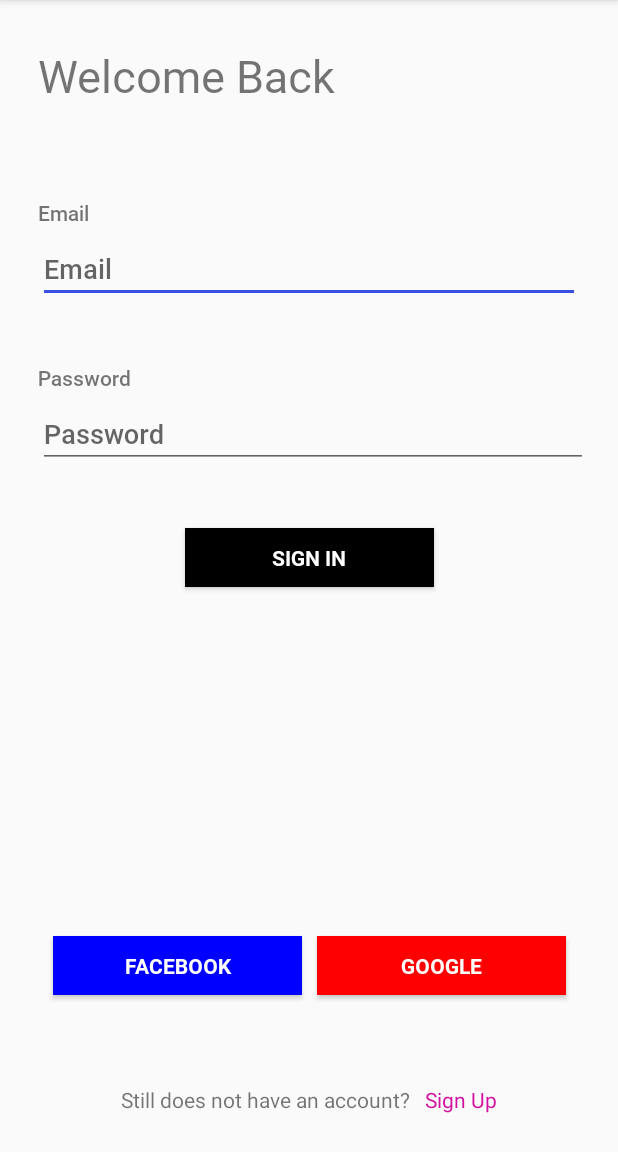
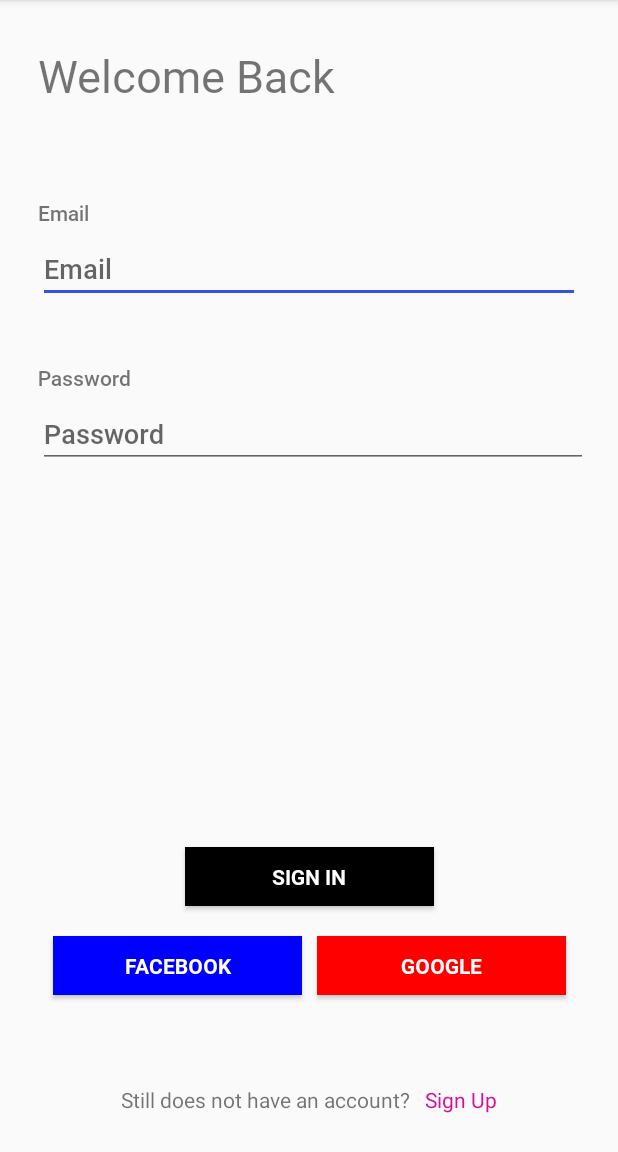
Before and after one commit to IndrachapaSenanayaka/Coffee-Lovers-Mr.Coffee, an Android app: the screen it shows after launch (SignInActivity), on a phone screen of 412 x 824 dp, the part 84-1236 px from its top. Run offline under Robolectric (Android 15) with nearby library versions, the phone set to English and light mode, and no system bars; our stand-ins replace Firebase (no records; nobody signed in at launch, a user with empty details on screens opened directly).

Commit message:
sign in is done

```diff
--- a/app/build.gradle
+++ b/app/build.gradle
@@ -25,12 +25,12 @@ android {
 dependencies {
     implementation fileTree(dir: "libs", include: ["*.jar"])
     implementation 'androidx.appcompat:appcompat:1.3.1'
-    implementation 'androidx.constraintlayout:constraintlayout:2.1.0'
+    implementation 'androidx.constraintlayout:constraintlayout:2.1.1'
     implementation 'com.google.android.material:material:1.4.0'
     implementation 'com.google.firebase:firebase-auth:21.0.1'
     implementation 'com.google.firebase:firebase-firestore:23.0.3'
     implementation 'androidx.legacy:legacy-support-v4:1.0.0'
-    testImplementation 'junit:junit:4.12'
+    testImplementation 'junit:junit:4.13.2'
     androidTestImplementation 'androidx.test.ext:junit:1.1.3'
     androidTestImplementation 'androidx.test.espresso:espresso-core:3.4.0'
     implementation platform('com.google.firebase:firebase-bom:28.4.1')
--- /dev/null
+++ b/app/src/main/java/com/example/coffee_lovers_mrcoffee/Container.java
@@ -0,0 +1,30 @@
+package com.example.coffee_lovers_mrcoffee;
+
+import com.example.coffee_lovers_mrcoffee.services.AuthService;
+import com.example.coffee_lovers_mrcoffee.utils.ValidationUtils;
+
+public class Container {
+
+    private static Container _instant;
+    public static Container instant() {
+        if(_instant == null) {
+            synchronized (Container.class) {
+                if (_instant == null)
+                    _instant = new Container();
+            }
+        }
+
+        return _instant;
+    }
+
+
+    public final AuthService authService;
+    public final ValidationUtils validationUtils;
+
+
+    private Container(){
+        authService = new AuthService();
+        validationUtils = new ValidationUtils();
+    }
+
+}
--- a/app/src/main/res/layout/activity_sign_in.xml
+++ b/app/src/main/res/layout/activity_sign_in.xml
@@ -38,11 +38,11 @@
         android:fontFamily="@font/form_labels"
         android:text="@string/auth_password_label"
         app:layout_constraintStart_toStartOf="parent"
-        app:layout_constraintTop_toBottomOf="@+id/editTextTextPersonName" />
+        app:layout_constraintTop_toBottomOf="@+id/txt_signin_email" />
 
     <EditText
         android:fontFamily="@font/form_labels"
-        android:id="@+id/editTextTextPersonName"
+        android:id="@+id/txt_signin_email"
         android:layout_width="0dp"
         android:layout_height="wrap_content"
         android:layout_marginStart="25dp"
@@ -51,14 +51,14 @@
         android:ems="10"
         android:hint="@string/auth_email_label"
         android:importantForAutofill="no"
-        android:inputType="textPersonName"
+        android:inputType="textEmailAddress"
         app:layout_constraintEnd_toEndOf="parent"
         app:layout_constraintStart_toStartOf="parent"
         app:layout_constraintTop_toBottomOf="@+id/email_LBL" />
 
     <EditText
         android:fontFamily="@font/form_labels"
-        android:id="@+id/editTextTextPersonName2"
+        android:id="@+id/txt_signin_password"
         android:layout_width="0dp"
         android:layout_height="wrap_content"
         android:layout_marginStart="25dp"
@@ -67,22 +67,23 @@
         android:ems="10"
         android:hint="@string/auth_password_label"
         android:importantForAutofill="no"
-        android:inputType="textPersonName"
+        android:inputType="textPassword"
         app:layout_constraintEnd_toEndOf="parent"
         app:layout_constraintStart_toStartOf="parent"
         app:layout_constraintTop_toBottomOf="@+id/textView3" />
 
     <Button
-        android:fontFamily="@font/submit_button"
+        android:id="@+id/button"
         style="@style/AuthButton"
-        android:id="@+id/button"
         android:layout_width="166dp"
         android:layout_height="39dp"
-        android:layout_marginTop="40dp"
+        android:layout_marginBottom="20dp"
+        android:fontFamily="@font/submit_button"
         android:text="@string/signin_button_text"
+        android:onClick="onSignInClick"
+        app:layout_constraintBottom_toTopOf="@+id/button2"
         app:layout_constraintEnd_toEndOf="parent"
-        app:layout_constraintStart_toStartOf="parent"
-        app:layout_constraintTop_toBottomOf="@+id/editTextTextPersonName2" />
+        app:layout_constraintStart_toStartOf="parent" />
 
     <Button
         android:fontFamily="@font/submit_button"
```
Also changed, not shown: app/src/main/java/com/example/coffee_lovers_mrcoffee/services/AuthService.java (+19 -0 lines), app/src/main/java/com/example/coffee_lovers_mrcoffee/ui/SignInActivity.java (+67 -0 lines), app/src/main/java/com/example/coffee_lovers_mrcoffee/ui/SignUpActivity.java (+14 -12 lines), app/src/main/java/com/example/coffee_lovers_mrcoffee/utils/ValidationUtils.java (added, +35 -0 lines).
